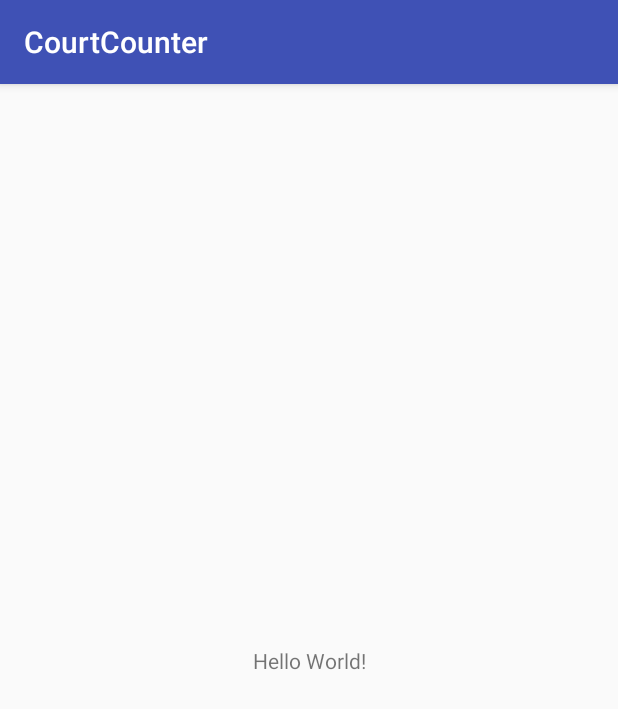
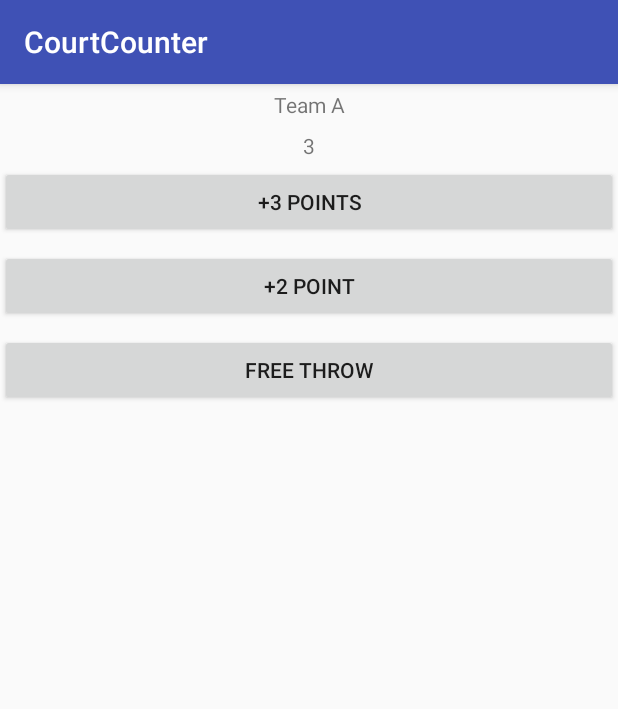
Before and after one commit to multiversetheorie/CourtCounter, an Android app: the screen it shows after launch (MainActivity), on a phone screen of 412 x 824 dp. Shown: the top 709 px of the screen. Run offline under Robolectric (Android 15) with nearby library versions, the phone set to English and light mode, and no system bars.

Commit message:
Corrected initial layout.

```diff
--- a/app/src/main/res/layout/activity_main.xml
+++ b/app/src/main/res/layout/activity_main.xml
@@ -1,18 +1,46 @@
 <?xml version="1.0" encoding="utf-8"?>
-<android.support.constraint.ConstraintLayout xmlns:android="http://schemas.android.com/apk/res/android"
-    xmlns:app="http://schemas.android.com/apk/res-auto"
+<LinearLayout xmlns:android="http://schemas.android.com/apk/res/android"
     xmlns:tools="http://schemas.android.com/tools"
     android:layout_width="match_parent"
     android:layout_height="match_parent"
+    android:orientation="vertical"
     tools:context=".MainActivity">
 
     <TextView
-        android:layout_width="wrap_content"
+        android:layout_width="match_parent"
         android:layout_height="wrap_content"
-        android:text="Hello World!"
-        app:layout_constraintBottom_toBottomOf="parent"
-        app:layout_constraintLeft_toLeftOf="parent"
-        app:layout_constraintRight_toRightOf="parent"
-        app:layout_constraintTop_toTopOf="parent" />
+        android:padding="4dp"
+        android:gravity="center"
+        android:text="Team A"/>
 
-</android.support.constraint.ConstraintLayout>
+    <TextView
+        android:layout_width="match_parent"
+        android:layout_height="wrap_content"
+        android:padding="4dp"
+        android:gravity="center"
+        android:text="3"/>
+
+    <Button
+        android:layout_width="match_parent"
+        android:layout_height="wrap_content"
+        android:layout_marginBottom="8dp"
+        android:textAllCaps="true"
+        android:layout_gravity="center_horizontal"
+        android:text="+3 points"/>
+
+    <Button
+        android:layout_width="match_parent"
+        android:layout_height="wrap_content"
+        android:layout_marginBottom="8dp"
+        android:textAllCaps="true"
+        android:layout_gravity="center_horizontal"
+        android:text="+2 point"/>
+
+    <Button
+        android:layout_width="match_parent"
+        android:layout_height="wrap_content"
+        android:layout_marginBottom="8dp"
+        android:textAllCaps="true"
+        android:layout_gravity="center_horizontal"
+        android:text="Free Throw"/>
+</LinearLayout>
```
